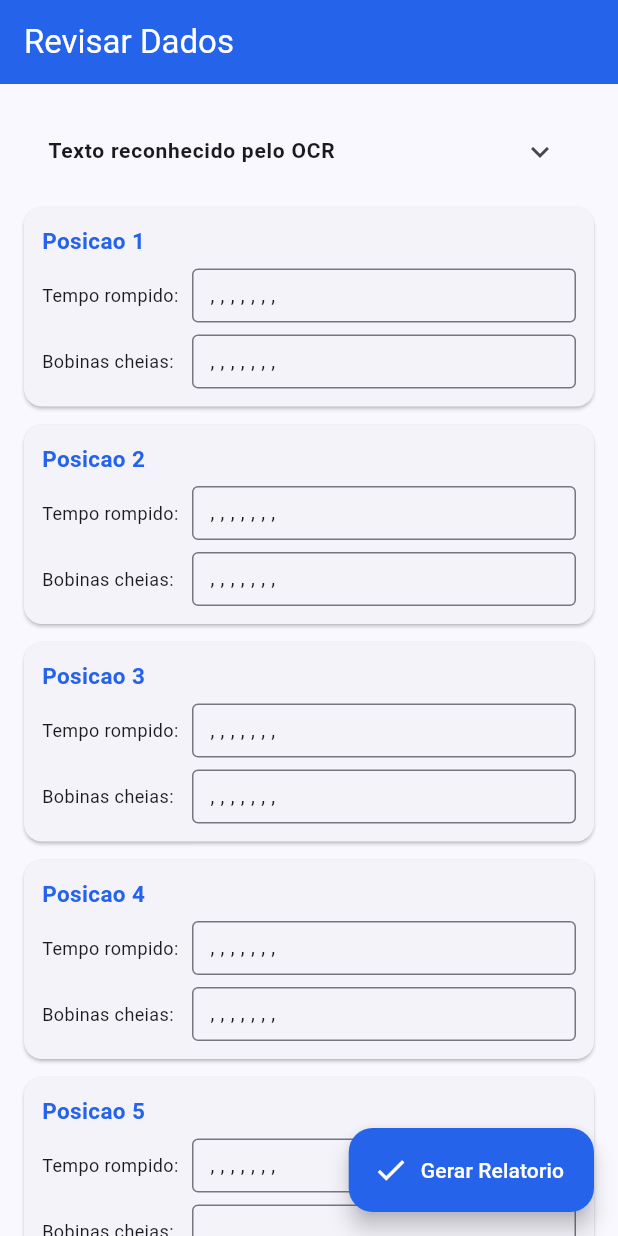
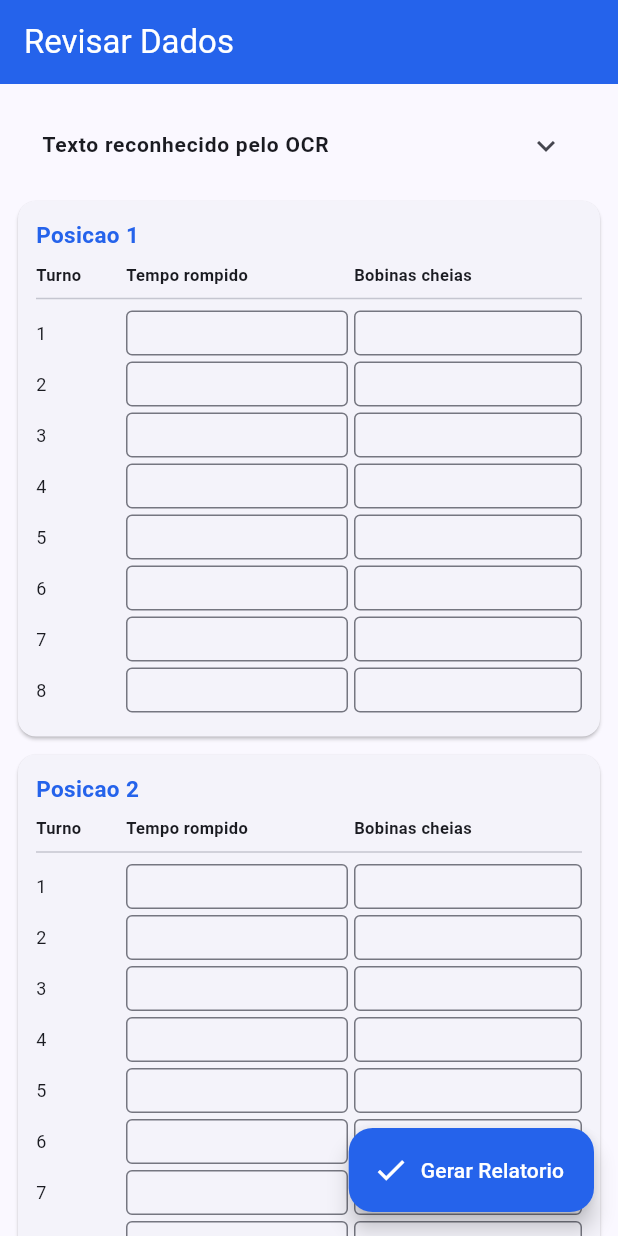
Before and after one commit to felipemachado1984-dev/Rel_Prod, a Flutter app: the ReviewScreen screen opened directly with empty values, on a phone screen of 412 x 824 dp. Run offline on Flutter 3.47's test engine with Material 3 defaults, Android fonts, the phone set to English and light mode, and no system bars; our stand-ins replace camera, pdf, share_plus; missing offline and left inert: google_mlkit_text_recognition.

Commit message:
Refactor tempo and bobina controllers to use lists

```diff
--- a/lib/screens/review_screen.dart
+++ b/lib/screens/review_screen.dart
@@ -15,8 +15,8 @@ class ReviewScreen extends StatefulWidget {
 class _ReviewScreenState extends State<ReviewScreen> {
   late Producao producao;
   late TextEditingController _rawTextController;
-  final _tempoControllers = <int, TextEditingController>{};
-  final _bobinaControllers = <int, TextEditingController>{};
+  final _tempoControllers = <int, List<TextEditingController>>{};
+  final _bobinaControllers = <int, List<TextEditingController>>{};
 
   @override
   void initState() {
@@ -25,37 +25,40 @@ class _ReviewScreenState extends State<ReviewScreen> {
     _rawTextController = TextEditingController(text: widget.rawText);
 
     for (int pos = 1; pos <= 6; pos++) {
-      final dados = producao.posicoes[pos];
-      _tempoControllers[pos] = TextEditingController(
-        text: (dados?.tempoRompido ?? List.filled(8, '')).join(', '),
+      final dados = producao.posicoes[pos] ?? PosicaoData();
+      _tempoControllers[pos] = [];
+      _bobinaControllers[pos] = [];
+      for (int t = 0; t < 8; t++) {
+        _tempoControllers[pos]!.add(
+          TextEditingController(text: dados.tempoRompido[t]),
         );
-      _bobinaControllers[pos] = TextEditingController(
-        text: (dados?.bobinasCheias ?? List.filled(8, '')).join(', '),
+        _bobinaControllers[pos]!.add(
+          TextEditingController(text: dados.bobinasCheias[t]),
         );
+      }
     }
   }
 
   @override
   void dispose() {
     _rawTextController.dispose();
-    for (final c in _tempoControllers.values) c.dispose();
-    for (final c in _bobinaControllers.values) c.dispose();
+    for (final list in _tempoControllers.values) {
+      for (final c in list) c.dispose();
+    }
+    for (final list in _bobinaControllers.values) {
+      for (final c in list) c.dispose();
+    }
     super.dispose();
   }
 
   void _salvarEAvancar() {
     for (int pos = 1; pos <= 6; pos++) {
-      final tempo = _tempoControllers[pos]!.text
-          .split(',')
-          .map((e) => e.trim())
-          .toList();
-      final bobinas = _bobinaControllers[pos]!.text
-          .split(',')
-          .map((e) => e.trim())
-          .toList();
-      while (tempo.length < 8) tempo.add('');
-      while (bobinas.length < 8) bobinas.add('');
-
+      final tempo = <String>[];
+      final bobinas = <String>[];
+      for (int t = 0; t < 8; t++) {
+        tempo.add(_tempoControllers[pos]![t].text.trim());
+        bobinas.add(_bobinaControllers[pos]![t].text.trim());
+      }
       if (producao.posicoes[pos] != null) {
         producao.posicoes[pos]!.tempoRompido = tempo;
         producao.posicoes[pos]!.bobinasCheias = bobinas;
@@ -82,14 +85,13 @@ class _ReviewScreenState extends State<ReviewScreen> {
         foregroundColor: Colors.white,
       ),
       body: SingleChildScrollView(
-        padding: EdgeInsets.all(16),
+        padding: EdgeInsets.all(12),
         child: Column(
           crossAxisAlignment: CrossAxisAlignment.start,
           children: [
             ExpansionTile(
               title: Text('Texto reconhecido pelo OCR',
-                  style:
-                      TextStyle(fontSize: 14, fontWeight: FontWeight.bold)),
+                  style: TextStyle(fontSize: 14, fontWeight: FontWeight.bold)),
               children: [
                 Container(
                   width: double.infinity,
@@ -136,47 +138,52 @@ class _ReviewScreenState extends State<ReviewScreen> {
                     fontSize: 15,
                     color: Color(0xFF2563EB))),
             SizedBox(height: 8),
+            // Cabecalho da tabela
+            Row(
+              children: [
+                SizedBox(width: 60, child: Text('Turno', style: TextStyle(fontSize: 11, fontWeight: FontWeight.bold))),
+                Expanded(child: Text('Tempo rompido', style: TextStyle(fontSize: 11, fontWeight: FontWeight.bold))),
+                Expanded(child: Text('Bobinas cheias', style: TextStyle(fontSize: 11, fontWeight: FontWeight.bold))),
+              ],
+            ),
+            Divider(),
+            for (int t = 0; t < 8; t++) ...[
               Row(
                 children: [
                   SizedBox(
-                    width: 100,
-                    child: Text('Tempo rompido:',
-                        style: TextStyle(fontSize: 12))),
+                      width: 60,
+                      child: Text('${t + 1}', style: TextStyle(fontSize: 12))),
                   Expanded(
+                    child: Padding(
+                      padding: EdgeInsets.only(right: 4),
                       child: TextField(
-                    controller: _tempoControllers[pos],
+                        controller: _tempoControllers[pos]![t],
                         decoration: InputDecoration(
                           isDense: true,
                           border: OutlineInputBorder(),
                           contentPadding:
-                          EdgeInsets.symmetric(horizontal: 8, vertical: 8),
+                              EdgeInsets.symmetric(horizontal: 6, vertical: 6),
                         ),
-                    style: TextStyle(fontSize: 13),
+                        style: TextStyle(fontSize: 12),
+                      ),
+                    ),
+                  ),
+                  Expanded(
+                    child: TextField(
+                      controller: _bobinaControllers[pos]![t],
+                      decoration: InputDecoration(
+                        isDense: true,
+                        border: OutlineInputBorder(),
+                        contentPadding:
+                            EdgeInsets.symmetric(horizontal: 6, vertical: 6),
+                      ),
+                      style: TextStyle(fontSize: 12),
                     ),
                   ),
                 ],
               ),
-            SizedBox(height: 8),
-            Row(
-              children: [
-                SizedBox(
-                    width: 100,
-                    child: Text('Bobinas cheias:',
-                        style: TextStyle(fontSize: 12))),
-                Expanded(
-                  child: TextField(
-                    controller: _bobinaControllers[pos],
-                    decoration: InputDecoration(
-                      isDense: true,
-                      border: OutlineInputBorder(),
-                      contentPadding:
-                          EdgeInsets.symmetric(horizontal: 8, vertical: 8),
-                    ),
-                    style: TextStyle(fontSize: 13),
-                  ),
-                ),
+              SizedBox(height: 4),
             ],
-            ),
           ],
         ),
       ),
```
Lines whose indentation alone changed are shown as unchanged.
